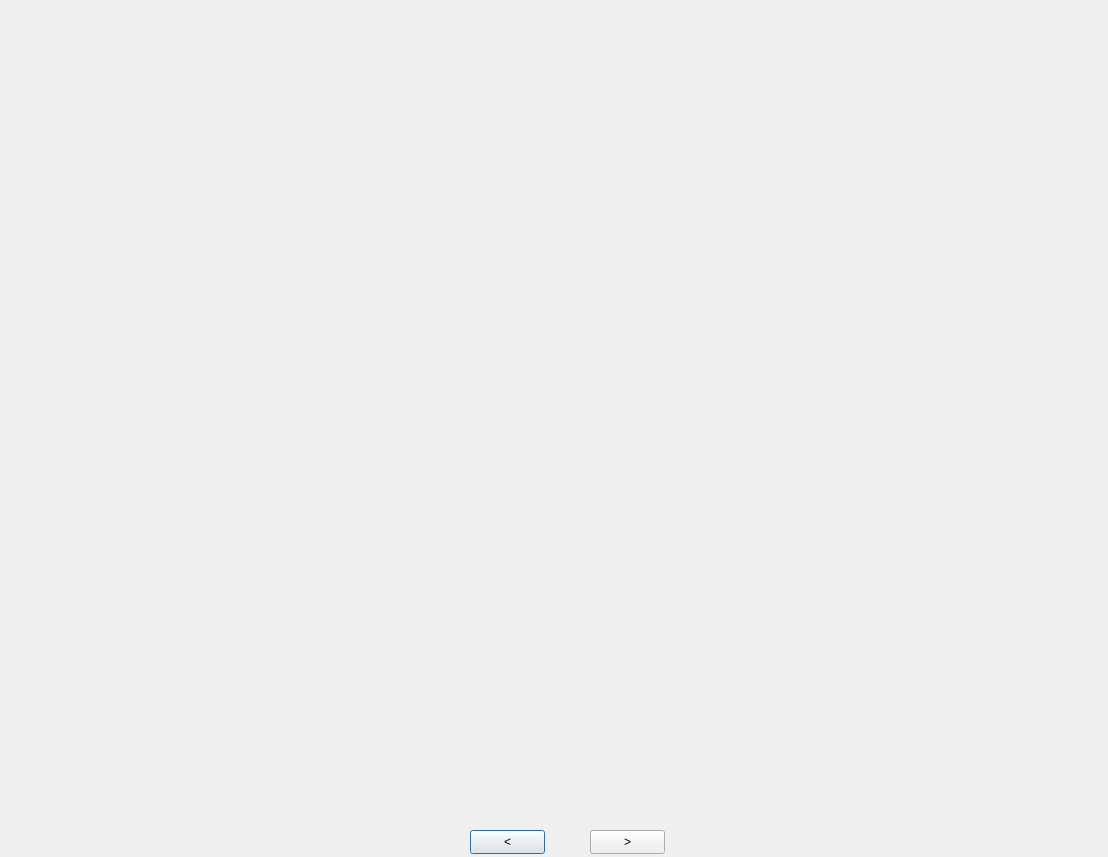
This is designer/reading_dialog.ui in Macai13/Keki as Qt 5 draws it before an edit. The edited form follows.
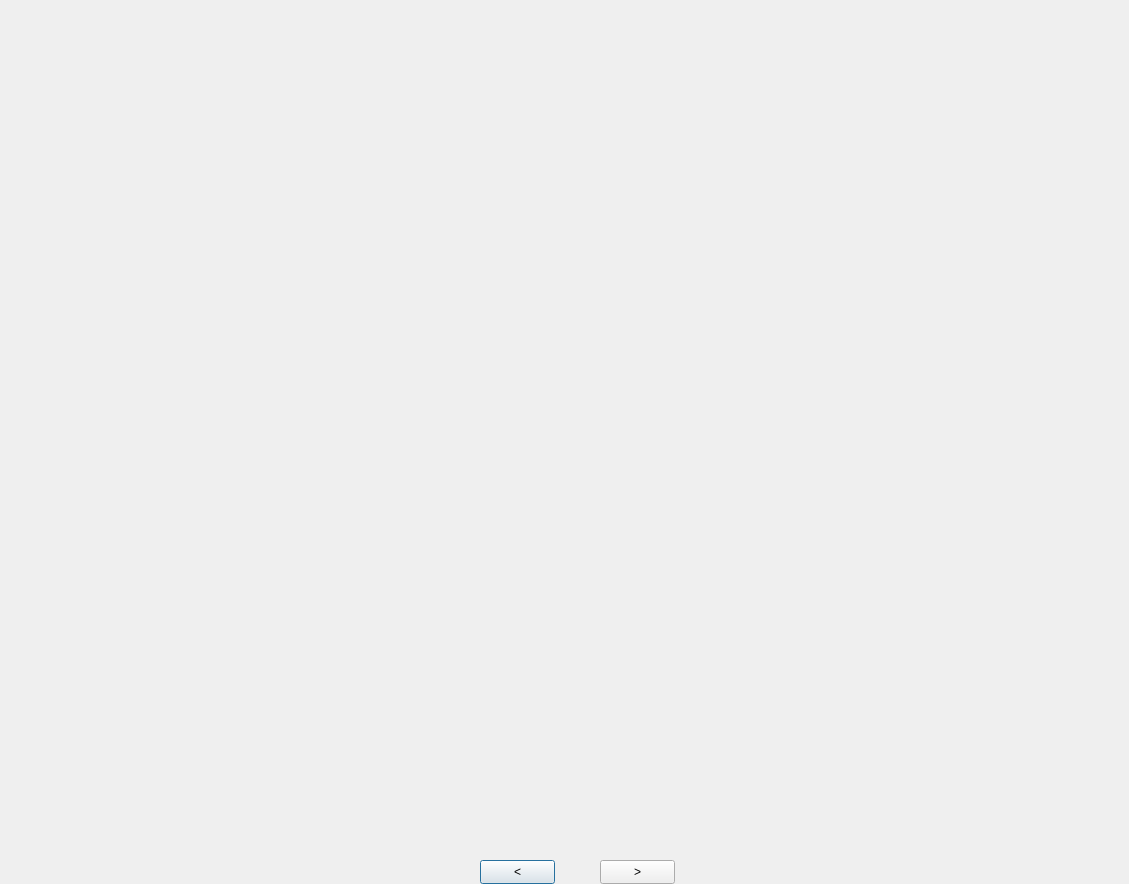
This is the edited form. Icons and pictures are not drawn.

```diff
--- a/designer/reading_dialog.ui
+++ b/designer/reading_dialog.ui
@@ -6,8 +6,8 @@
    <rect>
     <x>0</x>
     <y>0</y>
-    <width>1108</width>
-    <height>857</height>
+    <width>1129</width>
+    <height>884</height>
    </rect>
   </property>
   <property name="windowTitle">
@@ -20,8 +20,8 @@
   <widget class="QPushButton" name="back_button">
    <property name="geometry">
     <rect>
-     <x>470</x>
-     <y>830</y>
+     <x>480</x>
+     <y>860</y>
      <width>75</width>
      <height>24</height>
     </rect>
@@ -33,8 +33,8 @@
   <widget class="QPushButton" name="next_button">
    <property name="geometry">
     <rect>
-     <x>590</x>
-     <y>830</y>
+     <x>600</x>
+     <y>860</y>
      <width>75</width>
      <height>24</height>
     </rect>
@@ -48,8 +48,8 @@
     <rect>
      <x>18</x>
      <y>15</y>
-     <width>1061</width>
-     <height>801</height>
+     <width>1081</width>
+     <height>831</height>
     </rect>
    </property>
    <property name="text">
```
